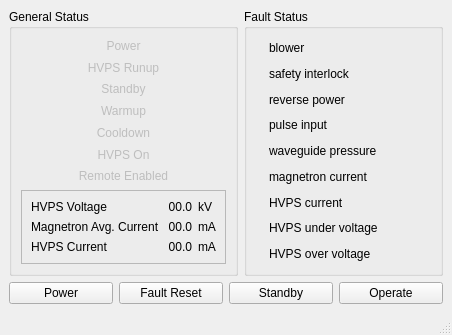
NCAR/Ka-band_instrument, file src/ka_xmit/ka_xmitctl.ui: the form before one commit.
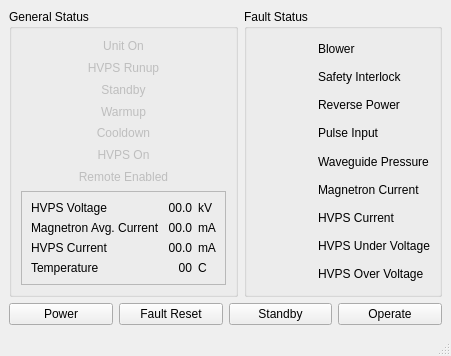
The form after the commit. Icons and pictures are not drawn.

Commit message: Improved layout and added display for temperature.

What changed in the file:
```diff
--- a/src/ka_xmit/ka_xmitctl.ui
+++ b/src/ka_xmit/ka_xmitctl.ui
@@ -6,8 +6,8 @@
    <rect>
     <x>0</x>
     <y>0</y>
-    <width>452</width>
-    <height>335</height>
+    <width>451</width>
+    <height>356</height>
    </rect>
   </property>
   <property name="windowTitle">
@@ -29,7 +29,7 @@
             <bool>false</bool>
            </property>
            <property name="text">
-            <string>Power</string>
+            <string>Unit On</string>
            </property>
            <property name="alignment">
             <set>Qt::AlignCenter</set>
@@ -213,6 +213,30 @@
               </property>
              </widget>
             </item>
+            <item row="3" column="1">
+             <widget class="QLabel" name="temperatureValue">
+              <property name="text">
+               <string>00</string>
+              </property>
+              <property name="alignment">
+               <set>Qt::AlignRight|Qt::AlignTrailing|Qt::AlignVCenter</set>
+              </property>
+             </widget>
+            </item>
+            <item row="3" column="2">
+             <widget class="QLabel" name="temperatureUnits">
+              <property name="text">
+               <string>C</string>
+              </property>
+             </widget>
+            </item>
+            <item row="3" column="0">
+             <widget class="QLabel" name="temperatureTitle">
+              <property name="text">
+               <string>Temperature</string>
+              </property>
+             </widget>
+            </item>
            </layout>
           </widget>
          </item>
@@ -224,10 +248,8 @@
         <property name="title">
          <string>Fault Status</string>
         </property>
-        <layout class="QVBoxLayout" name="verticalLayout">
-         <item>
-          <layout class="QHBoxLayout" name="horizontalLayout">
-           <item>
+        <layout class="QGridLayout" name="gridLayout_2">
+         <item row="0" column="0">
             <widget class="QLabel" name="blowerFaultIcon">
              <property name="sizePolicy">
               <sizepolicy hsizetype="Preferred" vsizetype="Preferred">
@@ -243,7 +265,7 @@
              </property>
             </widget>
            </item>
-           <item>
+         <item row="0" column="1">
             <widget class="QLabel" name="blowerFaultLabel">
              <property name="sizePolicy">
               <sizepolicy hsizetype="Preferred" vsizetype="Preferred">
@@ -252,28 +274,11 @@
               </sizepolicy>
              </property>
              <property name="text">
-              <string>blower</string>
+            <string>Blower</string>
              </property>
             </widget>
            </item>
-           <item>
-            <spacer name="horizontalSpacer_2">
-             <property name="orientation">
-              <enum>Qt::Horizontal</enum>
-             </property>
-             <property name="sizeHint" stdset="0">
-              <size>
-               <width>40</width>
-               <height>20</height>
-              </size>
-             </property>
-            </spacer>
-           </item>
-          </layout>
-         </item>
-         <item>
-          <layout class="QHBoxLayout" name="horizontalLayout_3">
-           <item>
+         <item row="1" column="0">
             <widget class="QLabel" name="interlockFaultIcon">
              <property name="sizePolicy">
               <sizepolicy hsizetype="Preferred" vsizetype="Preferred">
@@ -289,31 +294,14 @@
              </property>
             </widget>
            </item>
-           <item>
+         <item row="1" column="1">
             <widget class="QLabel" name="interlockFaultLabel">
              <property name="text">
-              <string>safety interlock</string>
+            <string>Safety Interlock</string>
              </property>
             </widget>
            </item>
-           <item>
-            <spacer name="horizontalSpacer_3">
-             <property name="orientation">
-              <enum>Qt::Horizontal</enum>
-             </property>
-             <property name="sizeHint" stdset="0">
-              <size>
-               <width>0</width>
-               <height>0</height>
-              </size>
-             </property>
-            </spacer>
-           </item>
-          </layout>
-         </item>
-         <item>
-          <layout class="QHBoxLayout" name="horizontalLayout_6">
-           <item>
+         <item row="2" column="0">
             <widget class="QLabel" name="revPowerFaultIcon">
              <property name="text">
               <string/>
@@ -323,31 +311,14 @@
              </property>
             </widget>
            </item>
-           <item>
+         <item row="2" column="1">
             <widget class="QLabel" name="revPowerFaultLabel">
              <property name="text">
-              <string>reverse power</string>
+            <string>Reverse Power</string>
              </property>
             </widget>
            </item>
-           <item>
-            <spacer name="horizontalSpacer_4">
-             <property name="orientation">
-              <enum>Qt::Horizontal</enum>
-             </property>
-             <property name="sizeHint" stdset="0">
-              <size>
-               <width>0</width>
-               <height>0</height>
-              </size>
-             </property>
-            </spacer>
-           </item>
-          </layout>
-         </item>
-         <item>
-          <layout class="QHBoxLayout" name="horizontalLayout_7">
-           <item>
+         <item row="3" column="0">
             <widget class="QLabel" name="pulseInputFaultIcon">
              <property name="text">
               <string/>
@@ -357,31 +328,14 @@
              </property>
             </widget>
            </item>
-           <item>
+         <item row="3" column="1">
             <widget class="QLabel" name="pulseInputFaultLabel">
              <property name="text">
-              <string>pulse input</string>
+            <string>Pulse Input</string>
              </property>
             </widget>
            </item>
-           <item>
-            <spacer name="horizontalSpacer_5">
-             <property name="orientation">
-              <enum>Qt::Horizontal</enum>
-             </property>
-             <property name="sizeHint" stdset="0">
-              <size>
-               <width>0</width>
-               <height>0</height>
-              </size>
-             </property>
-            </spacer>
-           </item>
-          </layout>
-         </item>
-         <item>
-          <layout class="QHBoxLayout" name="horizontalLayout_9">
-           <item>
+         <item row="4" column="0">
             <widget class="QLabel" name="wgPresFaultIcon">
              <property name="text">
               <string/>
@@ -391,31 +345,14 @@
              </property>
             </widget>
            </item>
-           <item>
+         <item row="4" column="1">
             <widget class="QLabel" name="wgPresFaultLabel">
              <property name="text">
-              <string>waveguide pressure</string>
+            <string>Waveguide Pressure</string>
              </property>
             </widget>
            </item>
-           <item>
-            <spacer name="horizontalSpacer_7">
-             <property name="orientation">
-              <enum>Qt::Horizontal</enum>
-             </property>
-             <property name="sizeHint" stdset="0">
-              <size>
-               <width>0</width>
-               <height>0</height>
-              </size>
-             </property>
-            </spacer>
-           </item>
-          </layout>
-         </item>
-         <item>
-          <layout class="QHBoxLayout" name="horizontalLayout_2">
-           <item>
+         <item row="5" column="0">
             <widget class="QLabel" name="magCurrFaultIcon">
              <property name="sizePolicy">
               <sizepolicy hsizetype="Preferred" vsizetype="Preferred">
@@ -431,31 +368,14 @@
              </property>
             </widget>
            </item>
-           <item>
+         <item row="5" column="1">
             <widget class="QLabel" name="magCurrFaultLabel">
              <property name="text">
-              <string>magnetron current</string>
+            <string>Magnetron Current</string>
              </property>
             </widget>
            </item>
-           <item>
-            <spacer name="horizontalSpacer">
-             <property name="orientation">
-              <enum>Qt::Horizontal</enum>
-             </property>
-             <property name="sizeHint" stdset="0">
-              <size>
-               <width>0</width>
-               <height>0</height>
-              </size>
-             </property>
-            </spacer>
-           </item>
-          </layout>
-         </item>
-         <item>
-          <layout class="QHBoxLayout" name="horizontalLayout_8">
-           <item>
+         <item row="6" column="0">
             <widget class="QLabel" name="hvpsCurrFaultIcon">
              <property name="text">
               <string/>
@@ -465,31 +385,14 @@
              </property>
             </widget>
            </item>
-           <item>
+         <item row="6" column="1">
             <widget class="QLabel" name="hvpsCurrFaultLabel">
              <property name="text">
-              <string>HVPS current</string>
+            <string>HVPS Current</string>
              </property>
             </widget>
            </item>
-           <item>
-            <spacer name="horizontalSpacer_6">
-             <property name="orientation">
-              <enum>Qt::Horizontal</enum>
-             </property>
-             <property name="sizeHint" stdset="0">
-              <size>
-               <width>0</width>
-               <height>0</height>
-              </size>
-             </property>
-            </spacer>
-           </item>
-          </layout>
-         </item>
-         <item>
-          <layout class="QHBoxLayout" name="horizontalLayout_11">
-           <item>
+         <item row="7" column="0">
             <widget class="QLabel" name="hvpsUnderVFaultIcon">
              <property name="text">
               <string/>
@@ -499,31 +402,14 @@
              </property>
             </widget>
            </item>
-           <item>
+         <item row="7" column="1">
             <widget class="QLabel" name="hvpsUnderVFaultLabel">
              <property name="text">
-              <string>HVPS under voltage</string>
+            <string>HVPS Under Voltage</string>
              </property>
             </widget>
            </item>
-           <item>
-            <spacer name="horizontalSpacer_8">
-             <property name="orientation">
-              <enum>Qt::Horizontal</enum>
-             </property>
-             <property name="sizeHint" stdset="0">
-              <size>
-               <width>0</width>
-               <height>0</height>
-              </size>
-             </property>
-            </spacer>
-           </item>
-          </layout>
-         </item>
-         <item>
-          <layout class="QHBoxLayout" name="horizontalLayout_12">
-           <item>
+         <item row="8" column="0">
             <widget class="QLabel" name="hvpsOverVFaultIcon">
              <property name="text">
               <string/>
@@ -533,27 +419,12 @@
              </property>
             </widget>
            </item>
-           <item>
+         <item row="8" column="1">
             <widget class="QLabel" name="hvpsOverVFaultLabel">
              <property name="text">
-              <string>HVPS over voltage</string>
-             </property>
-            </widget>
-           </item>
-           <item>
-            <spacer name="horizontalSpacer_9">
-             <property name="orientation">
-              <enum>Qt::Horizontal</enum>
-             </property>
-             <property name="sizeHint" stdset="0">
-              <size>
-               <width>0</width>
-               <height>0</height>
-              </size>
-             </property>
-            </spacer>
-           </item>
-          </layout>
+            <string>HVPS Over Voltage</string>
+           </property>
+          </widget>
          </item>
         </layout>
        </widget>
```
Left out of the diff: 18 changed lines with no effect on the pictures. Lines whose indentation alone changed are shown as unchanged.
